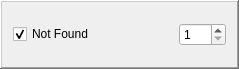
Qt form ui/item.ui (iceanimations/addAssets) before a commit.
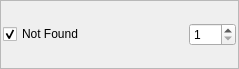
The same form after that commit.

Patch:
```diff
--- a/ui/item.ui
+++ b/ui/item.ui
@@ -14,12 +14,18 @@
    <string>Frame</string>
   </property>
   <property name="frameShape">
-   <enum>QFrame::WinPanel</enum>
+   <enum>QFrame::StyledPanel</enum>
   </property>
   <property name="frameShadow">
-   <enum>QFrame::Raised</enum>
+   <enum>QFrame::Plain</enum>
   </property>
   <layout class="QHBoxLayout" name="horizontalLayout">
+   <property name="spacing">
+    <number>2</number>
+   </property>
+   <property name="margin">
+    <number>2</number>
+   </property>
    <item>
     <widget class="QCheckBox" name="assetButton">
      <property name="text">
```
